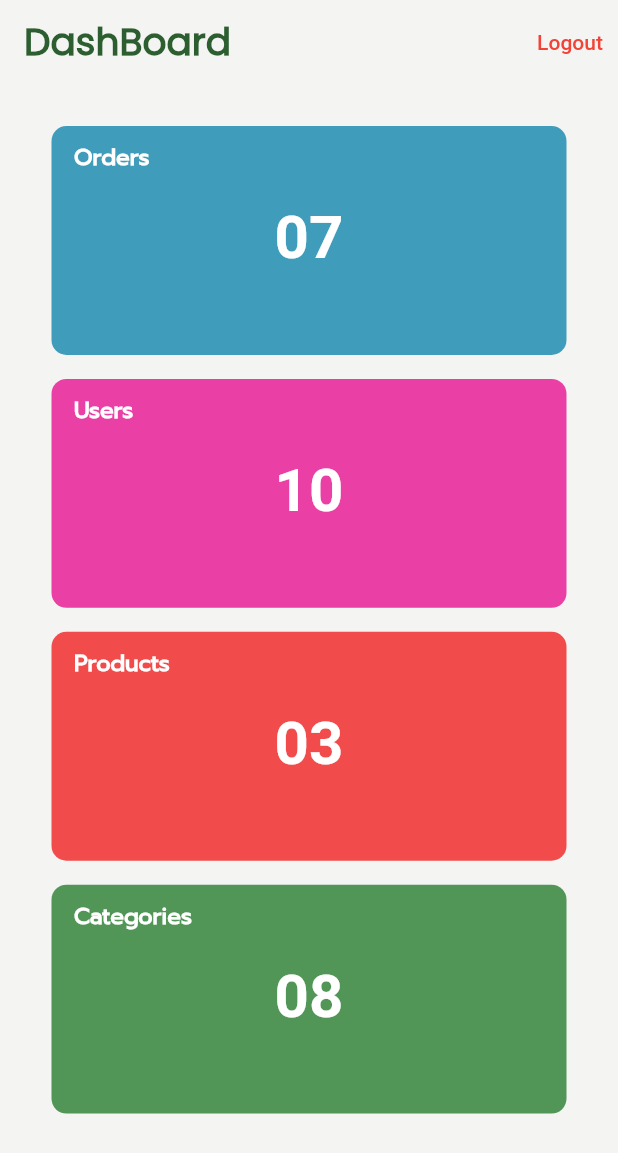
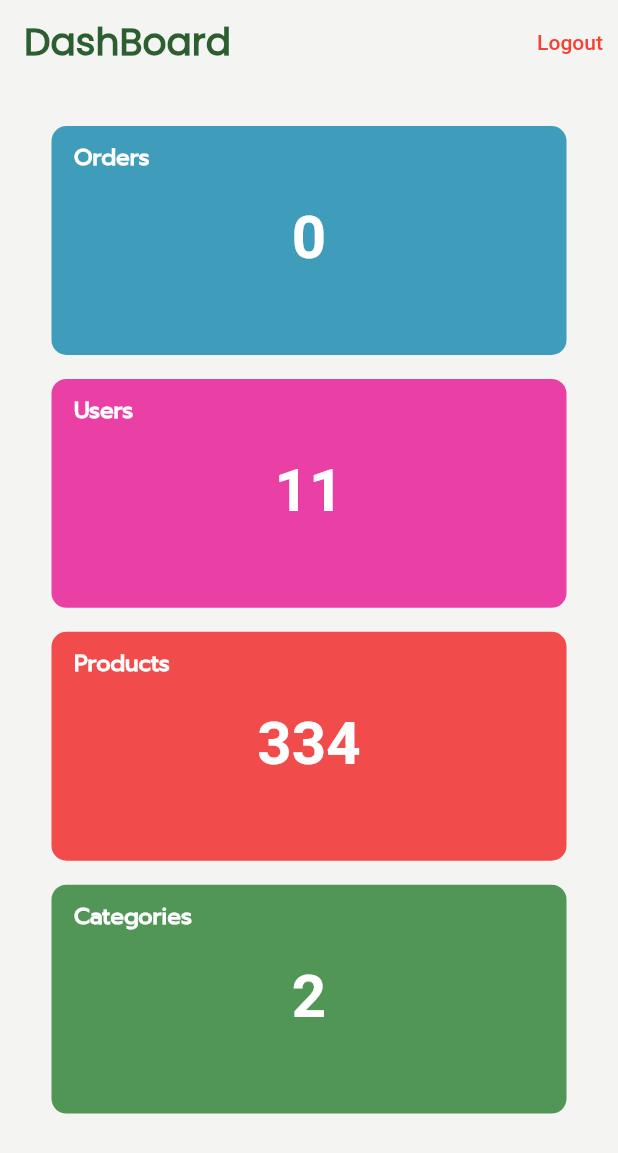
Before and after one commit to mhd-atheel/groceryapp, a Flutter app: the AdminHome screen opened directly, on a phone screen of 412 x 824 dp. Shown: the top 1153 px of the screen. Run offline on Flutter 3.47's test engine with Material 2 defaults, Android fonts, the phone set to English and light mode, and no system bars; our stand-ins replace badges, cached_network_image, carousel_slider, cloud_firestore, custom_sliding_segmented_control, firebase_auth and 7 more; missing offline and left inert: bottom_bar, payhere_mobilesdk_flutter; accounts and stored records are empty.

Commit message:
admin page count

```diff
--- a/lib/admins/adminHome.dart
+++ b/lib/admins/adminHome.dart
@@ -1,3 +1,4 @@
+import 'package:cloud_firestore/cloud_firestore.dart';
 import 'package:firebase_auth/firebase_auth.dart';
 import 'package:flutter/material.dart';
 import 'package:groceryapp/loginpage.dart';
@@ -13,6 +14,28 @@ class AdminHome extends StatefulWidget {
 }
 
 class _AdminHomeState extends State<AdminHome> {
+  late int ordersCount = -1;
+  @override
+  void initState() {
+    print('Hi1');
+    check();
+    super.initState();
+  }
+  check() async {
+    await FirebaseFirestore.instance.collection('orders').get(
+    ).then((value) {
+      setState(() {
+        ordersCount = value.size;
+      });
+    });
+    await FirebaseFirestore.instance.collection('biodata').get(
+    ).then((value) {
+      setState(() {
+        ordersCount = value.size;
+      });
+    });
+
+  }
   @override
   Widget build(BuildContext context) {
     return Scaffold(
@@ -44,10 +67,10 @@ class _AdminHomeState extends State<AdminHome> {
             mainAxisAlignment: MainAxisAlignment.spaceBetween,
             children: [
               const SizedBox(height: 20,),
-              Functions.Dashboard_box(context,0xff3F9CBA,"Orders","07"),
-              Functions.Dashboard_box(context,0xffEA40A6,"Users","10"),
-              Functions.Dashboard_box(context,0xffF14B4B,"Products","03"),
-              Functions.Dashboard_box(context,0xff519557,"Categories","08"),
+              Functions.Dashboard_box(context,0xff3F9CBA,"Orders",ordersCount),
+              Functions.Dashboard_box(context,0xffEA40A6,"Users",11),
+              Functions.Dashboard_box(context,0xffF14B4B,"Products",334),
+              Functions.Dashboard_box(context,0xff519557,"Categories",2),
                const SizedBox(height: 20,),
             ],
           ),
--- a/lib/variables.dart
+++ b/lib/variables.dart
@@ -5,6 +5,7 @@ import 'package:get/get_state_manager/src/simple/get_controllers.dart';
 
 class  Variable extends GetxController {
    RxInt totalPrice = 0.obs;
+   RxInt itemCount = 1.obs;
 
 }
 class IsLoading{
--- a/lib/widget/dashboardBox.dart
+++ b/lib/widget/dashboardBox.dart
@@ -6,7 +6,7 @@ import 'package:groceryapp/admins/users.dart';
 import '../admins/products.dart';
 
 class Functions {
-  static Dashboard_box(context, bgcolor, name, count) {
+  static Dashboard_box(context, bgcolor, name, int count) {
     return GestureDetector(
       onTap: () {
         if (name == "Categories") {
@@ -68,17 +68,17 @@ class Functions {
                           ],
                         ),
                       ),
-                      Padding(
+                      count!=-1 ? Padding(
                         padding: const EdgeInsets.all(8.0),
                         child: Text(
-                          count,
+                          count.toString(),
                           style: TextStyle(
                               color: Colors.white,
                               fontWeight: FontWeight.bold,
 
                               fontSize: 40),
                         ),
-                      )
+                      ):CircularProgressIndicator()
                     ],
                   ),
                 ),
```
Also changed, not shown: lib/cart.dart (+159 -116 lines), lib/itemPage.dart (+32 -36 lines).
